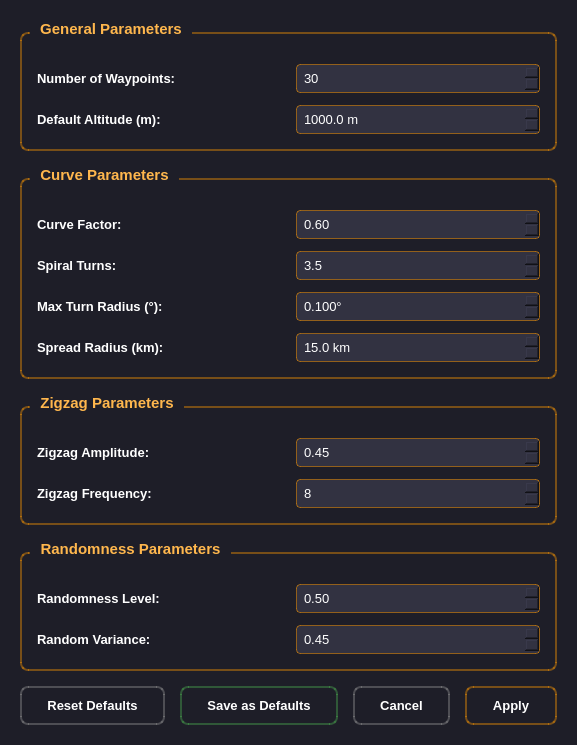
Old version of the form cpathsettingsdialog.ui in the repository shridharbhandiwad/Zoppler_MissionPlannerQt.
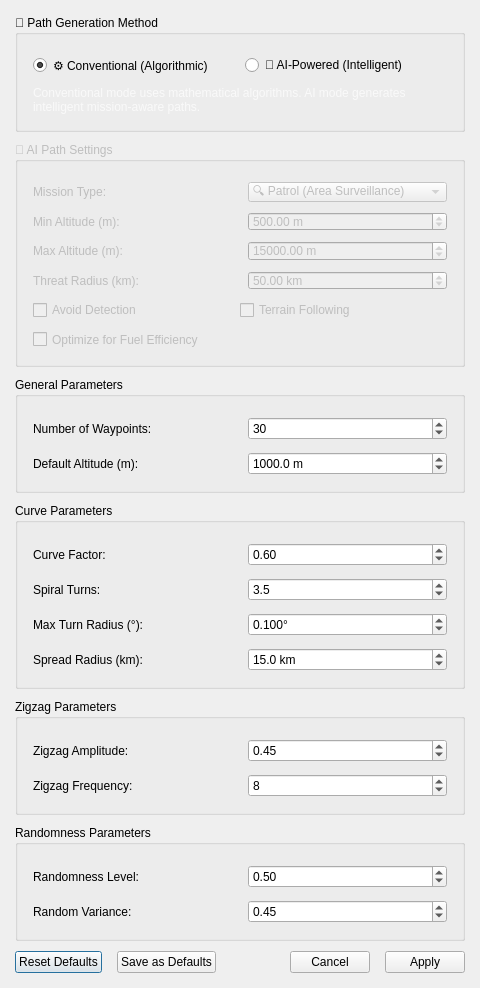
New version of the form.

Commit message:
feat: Implement AI path generation
Adds AI-powered path generation with mission-specific behaviors and threat avoidance. Includes integration with external AI APIs.

```diff
--- a/cpathsettingsdialog.ui
+++ b/cpathsettingsdialog.ui
@@ -6,8 +6,8 @@
    <rect>
     <x>0</x>
     <y>0</y>
-    <width>450</width>
-    <height>620</height>
+    <width>480</width>
+    <height>820</height>
    </rect>
   </property>
   <property name="windowTitle">
@@ -38,7 +38,15 @@
     padding: 0 8px;
     left: 10px;
 }
-QSpinBox, QDoubleSpinBox {
+QGroupBox#groupBox_GenerationMethod {
+    color: #64B5F6;
+    border: 2px solid rgba(100, 181, 246, 0.5);
+}
+QGroupBox#groupBox_AISettings {
+    color: #81C784;
+    border: 2px solid rgba(129, 199, 132, 0.5);
+}
+QSpinBox, QDoubleSpinBox, QComboBox {
     background-color: rgb(50, 50, 65);
     color: white;
     border: 1px solid rgba(255, 152, 0, 0.5);
@@ -49,6 +57,62 @@
 QSpinBox:focus, QDoubleSpinBox:focus {
     border: 2px solid rgba(255, 167, 38, 0.8);
 }
+QComboBox::drop-down {
+    border: none;
+    padding-right: 10px;
+}
+QComboBox::down-arrow {
+    image: none;
+    border-left: 5px solid transparent;
+    border-right: 5px solid transparent;
+    border-top: 5px solid white;
+    margin-right: 5px;
+}
+QComboBox QAbstractItemView {
+    background-color: rgb(50, 50, 65);
+    color: white;
+    selection-background-color: rgba(255, 152, 0, 0.6);
+}
+QRadioButton {
+    color: white;
+    font-weight: bold;
+    font-size: 10pt;
+    spacing: 8px;
+}
+QRadioButton::indicator {
+    width: 18px;
+    height: 18px;
+}
+QRadioButton::indicator:unchecked {
+    border: 2px solid rgba(255, 255, 255, 0.5);
+    border-radius: 10px;
+    background-color: transparent;
+}
+QRadioButton::indicator:checked {
+    border: 2px solid rgba(100, 181, 246, 0.8);
+    border-radius: 10px;
+    background-color: rgba(100, 181, 246, 0.6);
+}
+QCheckBox {
+    color: white;
+    font-weight: bold;
+    font-size: 10pt;
+    spacing: 8px;
+}
+QCheckBox::indicator {
+    width: 18px;
+    height: 18px;
+}
+QCheckBox::indicator:unchecked {
+    border: 2px solid rgba(255, 255, 255, 0.5);
+    border-radius: 4px;
+    background-color: transparent;
+}
+QCheckBox::indicator:checked {
+    border: 2px solid rgba(129, 199, 132, 0.8);
+    border-radius: 4px;
+    background-color: rgba(129, 199, 132, 0.6);
+}
 QPushButton {
     background: qlineargradient(x1:0, y1:0, x2:0, y2:1,
                                 stop:0 rgba(255, 152, 0, 0.85),
@@ -113,24 +177,295 @@
     background: qlineargradient(x1:0, y1:0, x2:0, y2:1,
                                 stop:0 rgba(56, 142, 60, 0.9),
                                 stop:1 rgba(46, 125, 50, 0.9));
+}
+QScrollArea {
+    border: none;
+    background-color: transparent;
+}
+QScrollArea > QWidget > QWidget {
+    background-color: transparent;
 }</string>
   </property>
   <layout class="QVBoxLayout" name="verticalLayout">
    <property name="spacing">
-    <number>15</number>
+    <number>10</number>
    </property>
    <property name="leftMargin">
-    <number>20</number>
+    <number>15</number>
    </property>
    <property name="topMargin">
-    <number>20</number>
+    <number>15</number>
    </property>
    <property name="rightMargin">
-    <number>20</number>
+    <number>15</number>
    </property>
    <property name="bottomMargin">
-    <number>20</number>
+    <number>15</number>
    </property>
+   <item>
+    <widget class="QGroupBox" name="groupBox_GenerationMethod">
+     <property name="title">
+      <string>🎯 Path Generation Method</string>
+     </property>
+     <layout class="QVBoxLayout" name="verticalLayout_Method">
+      <property name="spacing">
+       <number>10</number>
+      </property>
+      <property name="leftMargin">
+       <number>15</number>
+      </property>
+      <property name="topMargin">
+       <number>20</number>
+      </property>
+      <property name="rightMargin">
+       <number>15</number>
+      </property>
+      <property name="bottomMargin">
+       <number>15</number>
+      </property>
+      <item>
+       <layout class="QHBoxLayout" name="horizontalLayout_Method">
+        <item>
+         <widget class="QRadioButton" name="radioButton_Conventional">
+          <property name="text">
+           <string>⚙️ Conventional (Algorithmic)</string>
+          </property>
+          <property name="checked">
+           <bool>true</bool>
+          </property>
+          <property name="toolTip">
+           <string>Traditional algorithmic path generation using mathematical curves and patterns</string>
+          </property>
+         </widget>
+        </item>
+        <item>
+         <widget class="QRadioButton" name="radioButton_AI">
+          <property name="text">
+           <string>🤖 AI-Powered (Intelligent)</string>
+          </property>
+          <property name="toolTip">
+           <string>AI-powered intelligent path generation with mission awareness and threat avoidance</string>
+          </property>
+         </widget>
+        </item>
+       </layout>
+      </item>
+      <item>
+       <widget class="QLabel" name="label_MethodDescription">
+        <property name="text">
+         <string>Conventional mode uses mathematical algorithms. AI mode generates intelligent mission-aware paths.</string>
+        </property>
+        <property name="wordWrap">
+         <bool>true</bool>
+        </property>
+        <property name="styleSheet">
+         <string>color: rgba(255, 255, 255, 0.7); font-weight: normal; font-size: 9pt;</string>
+        </property>
+       </widget>
+      </item>
+     </layout>
+    </widget>
+   </item>
+   <item>
+    <widget class="QGroupBox" name="groupBox_AISettings">
+     <property name="title">
+      <string>🧠 AI Path Settings</string>
+     </property>
+     <property name="enabled">
+      <bool>false</bool>
+     </property>
+     <layout class="QGridLayout" name="gridLayout_AI">
+      <property name="horizontalSpacing">
+       <number>15</number>
+      </property>
+      <property name="verticalSpacing">
+       <number>10</number>
+      </property>
+      <property name="leftMargin">
+       <number>15</number>
+      </property>
+      <property name="topMargin">
+       <number>20</number>
+      </property>
+      <property name="rightMargin">
+       <number>15</number>
+      </property>
+      <property name="bottomMargin">
+       <number>15</number>
+      </property>
+      <item row="0" column="0">
+       <widget class="QLabel" name="label_MissionType">
+        <property name="text">
+         <string>Mission Type:</string>
+        </property>
+        <property name="toolTip">
+         <string>Select the type of mission for AI to optimize the path</string>
+        </property>
+       </widget>
+      </item>
+      <item row="0" column="1">
+       <widget class="QComboBox" name="comboBox_MissionType">
+        <item>
+         <property name="text">
+          <string>🔍 Patrol (Area Surveillance)</string>
+         </property>
+        </item>
+        <item>
+         <property name="text">
+          <string>💥 Strike (Attack Mission)</string>
+         </property>
+        </item>
+        <item>
+         <property name="text">
+          <string>📡 Reconnaissance</string>
+         </property>
+        </item>
+        <item>
+         <property name="text">
+          <string>🛡️ Evasion (Avoid Detection)</string>
+         </property>
+        </item>
+        <item>
+         <property name="text">
+          <string>🎯 Intercept (Target Pursuit)</string>
+         </property>
+        </item>
+        <item>
+         <property name="text">
+          <string>✈️ Escort (Protection)</string>
+         </property>
+        </item>
+        <item>
+         <property name="text">
+          <string>⚡ Custom</string>
+         </property>
+        </item>
+       </widget>
+      </item>
+      <item row="1" column="0">
+       <widget class="QLabel" name="label_AIMinAlt">
+        <property name="text">
+         <string>Min Altitude (m):</string>
+        </property>
+        <property name="toolTip">
+         <string>Minimum flight altitude for AI-generated paths</string>
+        </property>
+       </widget>
+      </item>
+      <item row="1" column="1">
+       <widget class="QDoubleSpinBox" name="doubleSpinBox_AIMinAlt">
+        <property name="minimum">
+         <double>0.000000000000000</double>
+        </property>
+        <property name="maximum">
+         <double>50000.000000000000000</double>
+        </property>
+        <property name="singleStep">
+         <double>100.000000000000000</double>
+        </property>
+        <property name="value">
+         <double>500.000000000000000</double>
+        </property>
+        <property name="suffix">
+         <string> m</string>
+        </property>
+       </widget>
+      </item>
+      <item row="2" column="0">
+       <widget class="QLabel" name="label_AIMaxAlt">
+        <property name="text">
+         <string>Max Altitude (m):</string>
+        </property>
+        <property name="toolTip">
+         <string>Maximum flight altitude for AI-generated paths</string>
+        </property>
+       </widget>
+      </item>
+      <item row="2" column="1">
+       <widget class="QDoubleSpinBox" name="doubleSpinBox_AIMaxAlt">
+        <property name="minimum">
+         <double>100.000000000000000</double>
+        </property>
+        <property name="maximum">
+         <double>50000.000000000000000</double>
+        </property>
+        <property name="singleStep">
+         <double>500.000000000000000</double>
+        </property>
+        <property name="value">
+         <double>15000.000000000000000</double>
+        </property>
+        <property name="suffix">
+         <string> m</string>
+        </property>
+       </widget>
+      </item>
+      <item row="3" column="0">
+       <widget class="QLabel" name="label_ThreatRadius">
+        <property name="text">
+         <string>Threat Radius (km):</string>
+        </property>
+        <property name="toolTip">
+         <string>Assumed threat detection radius for avoidance calculations</string>
+        </property>
+       </widget>
+      </item>
+      <item row="3" column="1">
+       <widget class="QDoubleSpinBox" name="doubleSpinBox_ThreatRadius">
+        <property name="minimum">
+         <double>1.000000000000000</double>
+        </property>
+        <property name="maximum">
+         <double>500.000000000000000</double>
+        </property>
+        <property name="singleStep">
+         <double>5.000000000000000</double>
+        </property>
+        <property name="value">
+         <double>50.000000000000000</double>
+        </property>
+        <property name="suffix">
+         <string> km</string>
+        </property>
+       </widget>
+      </item>
+      <item row="4" column="0" colspan="2">
+       <layout class="QHBoxLayout" name="horizontalLayout_AIOptions">
+        <item>
+         <widget class="QCheckBox" name="checkBox_AvoidDetection">
+          <property name="text">
+           <string>Avoid Detection</string>
+          </property>
+          <property name="toolTip">
+           <string>Enable threat avoidance in path planning</string>
+          </property>
+         </widget>
+        </item>
+        <item>
+         <widget class="QCheckBox" name="checkBox_TerrainFollowing">
+          <property name="text">
+           <string>Terrain Following</string>
+          </property>
+          <property name="toolTip">
+           <string>Enable low-altitude terrain-following mode</string>
+          </property>
+         </widget>
+        </item>
+       </layout>
+      </item>
+      <item row="5" column="0" colspan="2">
+       <widget class="QCheckBox" name="checkBox_OptimizeFuel">
+        <property name="text">
+         <string>Optimize for Fuel Efficiency</string>
+        </property>
+        <property name="toolTip">
+         <string>Generate more direct paths to conserve fuel</string>
+        </property>
+       </widget>
+      </item>
+     </layout>
+    </widget>
+   </item>
    <item>
     <widget class="QGroupBox" name="groupBox_General">
      <property name="title">
```
Left out of the diff: 2 changed lines with no effect on the pictures. The commit also changes 12 other files.
